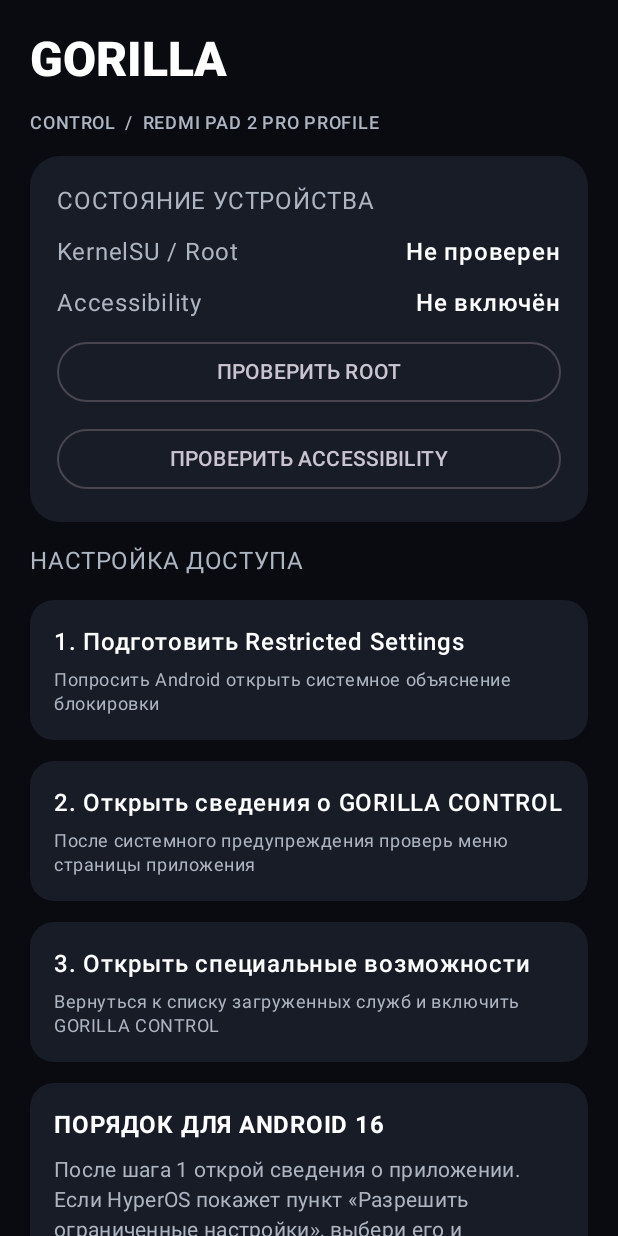
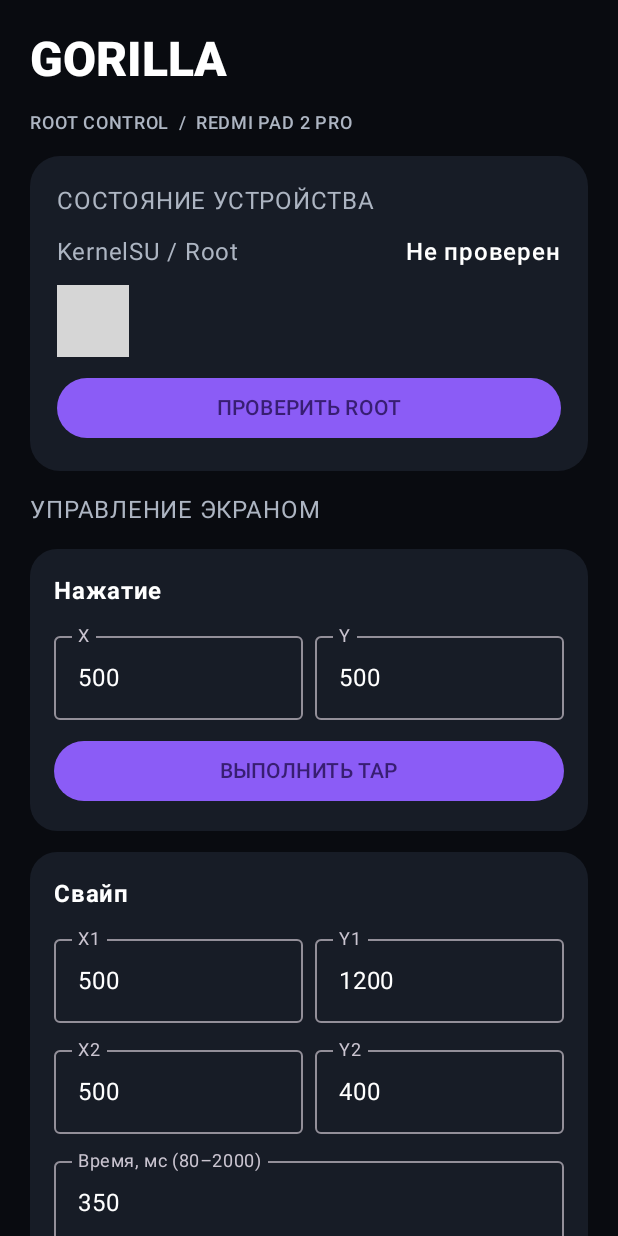
Before and after one commit to white444ramazan-commits/Chatgpt_mobile, an Android app built with Jetpack Compose: the screen it shows after launch (MainActivity), on a phone screen of 412 x 824 dp. Run offline under Robolectric (Android 15) with nearby library versions, the phone set to English and light mode, and no system bars; 2 statements that could not run were skipped; grey boxes are pictures that could not be loaded.

Commit message:
Switch GORILLA CONTROL to local KernelSU Root control

```diff
--- a/app/src/main/java/com/gorilla/control/MainActivity.kt
+++ b/app/src/main/java/com/gorilla/control/MainActivity.kt
@@ -1,26 +1,28 @@
 package com.gorilla.control
 
-import android.content.ComponentName
-import android.content.Intent
-import android.net.Uri
+import android.graphics.Bitmap
+import android.graphics.BitmapFactory
 import android.os.Bundle
-import android.provider.Settings
 import androidx.activity.ComponentActivity
 import androidx.activity.compose.setContent
+import androidx.compose.foundation.Image
 import androidx.compose.foundation.background
 import androidx.compose.foundation.layout.*
 import androidx.compose.foundation.rememberScrollState
 import androidx.compose.foundation.shape.RoundedCornerShape
 import androidx.compose.foundation.verticalScroll
+import androidx.compose.foundation.text.KeyboardOptions
 import androidx.compose.material3.*
 import androidx.compose.runtime.*
 import androidx.compose.ui.Modifier
 import androidx.compose.ui.graphics.Color
+import androidx.compose.ui.graphics.asImageBitmap
+import androidx.compose.ui.layout.ContentScale
 import androidx.compose.ui.text.font.FontWeight
+import androidx.compose.ui.text.input.KeyboardType
 import androidx.compose.ui.unit.dp
-import com.gorilla.control.control.GorillaAccessibilityService
-import com.gorilla.control.root.RootStatus
-import com.gorilla.control.security.RestrictedSettingsFlow
+import com.gorilla.control.root.DeviceResolution
+import com.gorilla.control.root.RootController
 import kotlinx.coroutines.Dispatchers
 import kotlinx.coroutines.launch
 import kotlinx.coroutines.withContext
@@ -35,9 +37,34 @@ class MainActivity : ComponentActivity() {
         super.onCreate(savedInstanceState)
         setContent {
             var rootStatus by remember { mutableStateOf("Не проверен") }
-            var accessibilityEnabled by remember { mutableStateOf(isAccessibilityEnabled()) }
-            var message by remember { mutableStateOf("Выбери действие ниже") }
+            var resolution by remember { mutableStateOf<DeviceResolution?>(null) }
+            var message by remember { mutableStateOf("Нажми «Проверить Root» и одобри запрос KernelSU") }
+            var x by remember { mutableStateOf("500") }
+            var y by remember { mutableStateOf("500") }
+            var x1 by remember { mutableStateOf("500") }
+            var y1 by remember { mutableStateOf("1200") }
+            var x2 by remember { mutableStateOf("500") }
+            var y2 by remember { mutableStateOf("400") }
+            var duration by remember { mutableStateOf("350") }
+            var packageName by remember { mutableStateOf("com.android.settings") }
+            var screenshot by remember { mutableStateOf<Bitmap?>(null) }
+            var busy by remember { mutableStateOf(false) }
             val scope = rememberCoroutineScope()
+
+            fun runTask(label: String, task: suspend () -> String) {
+                if (busy) return
+                scope.launch {
+                    busy = true
+                    message = label
+                    try {
+                        message = task()
+                    } catch (e: Exception) {
+                        message = e.message ?: "Операция не выполнена"
+                    } finally {
+                        busy = false
+                    }
+                }
+            }
 
             MaterialTheme(
                 colorScheme = darkColorScheme(
@@ -49,120 +76,140 @@ class MainActivity : ComponentActivity() {
                 )
             ) {
                 Column(
-                    Modifier
-                        .fillMaxSize()
-                        .background(bg)
-                        .verticalScroll(rememberScrollState())
-                        .padding(20.dp),
+                    Modifier.fillMaxSize().background(bg).verticalScroll(rememberScrollState()).padding(20.dp),
                     verticalArrangement = Arrangement.spacedBy(14.dp)
                 ) {
-                    Text(
-                        "GORILLA",
-                        style = MaterialTheme.typography.headlineLarge,
-                        fontWeight = FontWeight.Black,
-                        color = Color.White
-                    )
-                    Text(
-                        "CONTROL  /  REDMI PAD 2 PRO PROFILE",
-                        color = muted,
-                        style = MaterialTheme.typography.labelMedium
-                    )
+                    Text("GORILLA", style = MaterialTheme.typography.headlineLarge, fontWeight = FontWeight.Black, color = Color.White)
+                    Text("ROOT CONTROL  /  REDMI PAD 2 PRO", color = muted, style = MaterialTheme.typography.labelMedium)
 
-                    Card(
-                        colors = CardDefaults.cardColors(containerColor = panel),
-                        shape = RoundedCornerShape(20.dp)
-                    ) {
-                        Column(
-                            Modifier.fillMaxWidth().padding(18.dp),
-                            verticalArrangement = Arrangement.spacedBy(10.dp)
-                        ) {
+                    Card(colors = CardDefaults.cardColors(containerColor = panel), shape = RoundedCornerShape(20.dp)) {
+                        Column(Modifier.fillMaxWidth().padding(18.dp), verticalArrangement = Arrangement.spacedBy(10.dp)) {
                             Text("СОСТОЯНИЕ УСТРОЙСТВА", color = muted)
                             StatusLine("KernelSU / Root", rootStatus)
-                            StatusLine(
-                                "Accessibility",
-                                if (accessibilityEnabled) "Включён" else "Не включён"
-                            )
-                            OutlinedButton(
+                            StatusLine("Разрешение экрана", resolution?.toString() ?: "Не определено")
+                            Button(
+                                enabled = !busy,
                                 onClick = {
-                                    rootStatus = "Проверка..."
-                                    scope.launch {
-                                        val detected = withContext(Dispatchers.IO) {
-                                            RootStatus.check()
+                                    runTask("Проверяю Root…") {
+                                        val result = withContext(Dispatchers.IO) {
+                                            val detected = RootController.hasRoot()
+                                            val size = if (detected) RootController.getResolution() else null
+                                            detected to size
                                         }
-                                        rootStatus = if (detected) {
-                                            "Доступ Root обнаружен"
-                                        } else {
-                                            "Root не обнаружен или не разрешён"
-                                        }
+                                        rootStatus = if (result.first) "Доступ Root предоставлен" else "Root не предоставлен"
+                                        resolution = result.second
+                                        if (result.first) "Root работает. Разрешение: ${result.second}" else "KernelSU не предоставил Root-доступ"
                                     }
                                 },
                                 modifier = Modifier.fillMaxWidth()
-                            ) {
-                                Text("ПРОВЕРИТЬ ROOT")
+                            ) { Text("ПРОВЕРИТЬ ROOT") }
+                        }
+                    }
+
+                    Text("УПРАВЛЕНИЕ ЭКРАНОМ", color = muted)
+                    Card(colors = CardDefaults.cardColors(containerColor = panel), shape = RoundedCornerShape(18.dp)) {
+                        Column(Modifier.fillMaxWidth().padding(16.dp), verticalArrangement = Arrangement.spacedBy(10.dp)) {
+                            Text("Нажатие", fontWeight = FontWeight.Bold)
+                            Row(horizontalArrangement = Arrangement.spacedBy(8.dp)) {
+                                CoordinateField("X", x, { x = it }, Modifier.weight(1f))
+                                CoordinateField("Y", y, { y = it }, Modifier.weight(1f))
                             }
+                            Button(
+                                enabled = !busy,
+                                modifier = Modifier.fillMaxWidth(),
+                                onClick = {
+                                    val px = x.toIntOrNull()
+                                    val py = y.toIntOrNull()
+                                    if (px == null || py == null) message = "Введи числовые координаты"
+                                    else runTask("Выполняю нажатие…") {
+                                        withContext(Dispatchers.IO) { RootController.tap(px, py) }
+                                        "Нажатие выполнено: $px, $py"
+                                    }
+                                }
+                            ) { Text("ВЫПОЛНИТЬ TAP") }
+                        }
+                    }
+
+                    Card(colors = CardDefaults.cardColors(containerColor = panel), shape = RoundedCornerShape(18.dp)) {
+                        Column(Modifier.fillMaxWidth().padding(16.dp), verticalArrangement = Arrangement.spacedBy(10.dp)) {
+                            Text("Свайп", fontWeight = FontWeight.Bold)
+                            Row(horizontalArrangement = Arrangement.spacedBy(8.dp)) {
+                                CoordinateField("X1", x1, { x1 = it }, Modifier.weight(1f))
+                                CoordinateField("Y1", y1, { y1 = it }, Modifier.weight(1f))
+                            }
+                            Row(horizontalArrangement = Arrangement.spacedBy(8.dp)) {
+                                CoordinateField("X2", x2, { x2 = it }, Modifier.weight(1f))
+                                CoordinateField("Y2", y2, { y2 = it }, Modifier.weight(1f))
+                            }
+                            CoordinateField("Время, мс (80–2000)", duration, { duration = it }, Modifier.fillMaxWidth())
+                            Button(
+                                enabled = !busy,
+                                modifier = Modifier.fillMaxWidth(),
+                                onClick = {
+                                    val values = listOf(x1, y1, x2, y2, duration).map { it.toIntOrNull() }
+                                    if (values.any { it == null }) message = "Проверь координаты и длительность"
+                                    else runTask("Выполняю свайп…") {
+                                        withContext(Dispatchers.IO) {
+                                            RootController.swipe(values[0]!!, values[1]!!, values[2]!!, values[3]!!, values[4]!!)
+                                        }
+                                        "Свайп выполнен"
+                                    }
+                                }
+                            ) { Text("ВЫПОЛНИТЬ SWIPE") }
+                        }
+                    }
+
+                    Card(colors = CardDefaults.cardColors(containerColor = panel), shape = RoundedCornerShape(18.dp)) {
+                        Column(Modifier.fillMaxWidth().padding(16.dp), verticalArrangement = Arrangement.spacedBy(10.dp)) {
+                            Text("Запуск приложения", fontWeight = FontWeight.Bold)
+                            OutlinedTextField(
+                                value = packageName,
+                                onValueChange = { packageName = it },
+                                label = { Text("Имя пакета") },
+                                singleLine = true,
+                                modifier = Modifier.fillMaxWidth()
+                            )
                             OutlinedButton(
-                                onClick = { accessibilityEnabled = isAccessibilityEnabled() },
+                                enabled = !busy,
+                                onClick = {
+                                    runTask("Запускаю приложение…") {
+                                        withContext(Dispatchers.IO) { RootController.launchApp(packageName.trim()) }
+                                        "Запуск отправлен: ${packageName.trim()}"
+                                    }
+                                },
                                 modifier = Modifier.fillMaxWidth()
-                            ) {
-                                Text("ПРОВЕРИТЬ ACCESSIBILITY")
+                            ) { Text("ЗАПУСТИТЬ") }
+                        }
+                    }
+
+                    Card(colors = CardDefaults.cardColors(containerColor = panel), shape = RoundedCornerShape(18.dp)) {
+                        Column(Modifier.fillMaxWidth().padding(16.dp), verticalArrangement = Arrangement.spacedBy(10.dp)) {
+                            Text("Снимок экрана", fontWeight = FontWeight.Bold)
+                            OutlinedButton(
+                                enabled = !busy,
+                                onClick = {
+                                    runTask("Получаю снимок экрана через Root…") {
+                                        val bytes = withContext(Dispatchers.IO) { RootController.captureScreen() }
+                                        val bitmap = BitmapFactory.decodeByteArray(bytes, 0, bytes.size)
+                                            ?: throw IllegalStateException("Не удалось декодировать PNG")
+                                        screenshot = bitmap
+                                        "Снимок экрана получен (${bitmap.width} × ${bitmap.height})"
+                                    }
+                                },
+                                modifier = Modifier.fillMaxWidth()
+                            ) { Text("СДЕЛАТЬ СКРИНШОТ") }
+                            screenshot?.let { bitmap ->
+                                Image(
+                                    bitmap = bitmap.asImageBitmap(),
+                                    contentDescription = "Снимок экрана устройства",
+                                    modifier = Modifier.fillMaxWidth(),
+                                    contentScale = ContentScale.Fit
+                                )
                             }
                         }
                     }
 
-                    Text("НАСТРОЙКА ДОСТУПА", color = muted)
-
-                    ActionCard(
-                        title = "1. Подготовить Restricted Settings",
-                        subtitle = "Попросить Android открыть системное объяснение блокировки"
-                    ) {
-                        val opened = RestrictedSettingsFlow.openSystemExplanation(this@MainActivity)
-                        message = if (opened) {
-                            "Системное окно вызвано. Прочитай его и подтверди переход к инструкции."
-                        } else {
-                            "HyperOS не открыл системное окно через этот интерфейс. Используй ручной порядок ниже."
-                        }
-                    }
-
-                    ActionCard(
-                        title = "2. Открыть сведения о GORILLA CONTROL",
-                        subtitle = "После системного предупреждения проверь меню страницы приложения"
-                    ) {
-                        openAppInfo()
-                    }
-
-                    ActionCard(
-                        title = "3. Открыть специальные возможности",
-                        subtitle = "Вернуться к списку загруженных служб и включить GORILLA CONTROL"
-                    ) {
-                        openAccessibilitySettings()
-                    }
-
-                    Card(
-                        colors = CardDefaults.cardColors(containerColor = panel),
-                        shape = RoundedCornerShape(16.dp)
-                    ) {
-                        Column(
-                            Modifier.fillMaxWidth().padding(16.dp),
-                            verticalArrangement = Arrangement.spacedBy(8.dp)
-                        ) {
-                            Text("ПОРЯДОК ДЛЯ ANDROID 16", fontWeight = FontWeight.Bold)
-                            Text(
-                                "После шага 1 открой сведения о приложении. Если HyperOS покажет пункт «Разрешить ограниченные настройки», выбери его и подтверди блокировкой экрана. Затем вернись в специальные возможности и включи службу.",
-                                color = muted,
-                                style = MaterialTheme.typography.bodyMedium
-                            )
-                            Text(
-                                "Если этого пункта нет даже после системного предупреждения, прошивка не предоставляет штатный пользовательский переключатель для этого APK. Приложение не может выдать себе это разрешение.",
-                                color = muted,
-                                style = MaterialTheme.typography.bodySmall
-                            )
-                        }
-                    }
-
-                    Card(
-                        colors = CardDefaults.cardColors(containerColor = panel),
-                        shape = RoundedCornerShape(16.dp)
-                    ) {
+                    Card(colors = CardDefaults.cardColors(containerColor = panel), shape = RoundedCornerShape(16.dp)) {
                         Column(Modifier.padding(16.dp)) {
                             Text("СТАТУС", color = muted)
                             Text(message, color = Color.White)
@@ -170,7 +217,7 @@ class MainActivity : ComponentActivity() {
                     }
 
                     Text(
-                        "Доступ Accessibility позволяет службе видеть часть содержимого интерфейса и выполнять действия от имени пользователя. Включай его только если доверяешь приложению. GORILLA CONTROL не включает доступ автоматически.",
+                        "Root-команды запускаются только после действия пользователя и разрешения KernelSU. В приложение не встроен произвольный удалённый shell. Не отправляй команды на устройства, которыми не владеешь.",
                         color = muted,
                         style = MaterialTheme.typography.bodySmall
                     )
@@ -178,60 +225,24 @@ class MainActivity : ComponentActivity() {
             }
         }
     }
+}
 
-    private fun isAccessibilityEnabled(): Boolean {
-        val expected = ComponentName(
-            this,
-            GorillaAccessibilityService::class.java
-        ).flattenToString()
-        val enabled = Settings.Secure.getString(
-            contentResolver,
-            Settings.Secure.ENABLED_ACCESSIBILITY_SERVICES
-        ).orEmpty()
-        return enabled.split(':').any { it.equals(expected, ignoreCase = true) }
-    }
-
-    private fun openAppInfo() {
-        val intent = Intent(
-            Settings.ACTION_APPLICATION_DETAILS_SETTINGS,
-            Uri.parse("package:$packageName")
-        )
-        startActivity(intent)
-    }
-
-    private fun openAccessibilitySettings() {
-        try {
-            startActivity(Intent(Settings.ACTION_ACCESSIBILITY_SETTINGS))
-        } catch (_: Exception) {
-            startActivity(Intent(Settings.ACTION_SETTINGS))
-        }
-    }
+@Composable
+private fun CoordinateField(label: String, value: String, onValueChange: (String) -> Unit, modifier: Modifier = Modifier) {
+    OutlinedTextField(
+        value = value,
+        onValueChange = { next -> if (next.length <= 6 && next.all(Char::isDigit)) onValueChange(next) },
+        label = { Text(label) },
+        singleLine = true,
+        keyboardOptions = KeyboardOptions(keyboardType = KeyboardType.Number),
+        modifier = modifier
+    )
 }
 
 @Composable
 private fun StatusLine(label: String, value: String) {
-    Row(
-        Modifier.fillMaxWidth(),
-        horizontalArrangement = Arrangement.SpaceBetween
-    ) {
+    Row(Modifier.fillMaxWidth(), horizontalArrangement = Arrangement.SpaceBetween) {
         Text(label, color = muted)
         Text(value, color = Color.White, fontWeight = FontWeight.SemiBold)
     }
 }
-
-@Composable
-private fun ActionCard(title: String, subtitle: String, onClick: () -> Unit) {
-    Card(
-        onClick = onClick,
-        colors = CardDefaults.cardColors(containerColor = panel),
-        shape = RoundedCornerShape(16.dp)
-    ) {
-        Column(
-            Modifier.fillMaxWidth().padding(16.dp),
-            verticalArrangement = Arrangement.spacedBy(5.dp)
-        ) {
-            Text(title, color = Color.White, fontWeight = FontWeight.SemiBold)
-            Text(subtitle, color = muted, style = MaterialTheme.typography.bodySmall)
-        }
-    }
-}
```
